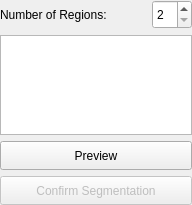
First picture: the form in Modules/SegmentationUI/Qmitk/QmitkOtsuToolWidgetControls.ui, repository MITK/MITK, before the edit.
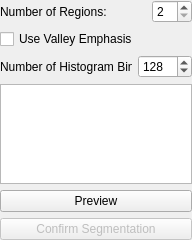
Second picture: the form after the edit.

Commit message: Number of histogram bins can be changed with spinbox

```diff
--- a/Modules/SegmentationUI/Qmitk/QmitkOtsuToolWidgetControls.ui
+++ b/Modules/SegmentationUI/Qmitk/QmitkOtsuToolWidgetControls.ui
@@ -7,7 +7,7 @@
     <x>0</x>
     <y>0</y>
     <width>192</width>
-    <height>205</height>
+    <height>239</height>
    </rect>
   </property>
   <property name="sizePolicy">
@@ -83,6 +83,41 @@
      </item>
     </layout>
    </item>
+   <item>
+    <layout class="QHBoxLayout" name="horizontalLayout_2">
+     <item>
+      <widget class="QCheckBox" name="m_ValleyCheckbox">
+       <property name="text">
+        <string>Use Valley Emphasis</string>
+       </property>
+      </widget>
+     </item>
+    </layout>
+   </item>
+   <item>
+    <layout class="QHBoxLayout" name="horizontalLayout_3">
+     <item>
+      <widget class="QLabel" name="label">
+       <property name="text">
+        <string>Number of Histogram Bins:</string>
+       </property>
+      </widget>
+     </item>
+     <item>
+      <widget class="QSpinBox" name="m_BinsSpinBox">
+       <property name="minimum">
+        <number>2</number>
+       </property>
+       <property name="maximum">
+        <number>2048</number>
+       </property>
+       <property name="value">
+        <number>128</number>
+       </property>
+      </widget>
+     </item>
+    </layout>
+   </item>
    <item>
     <widget class="QListWidget" name="m_selectionListWidget">
      <property name="sizePolicy">
```
The commit also changes 6 other files.
